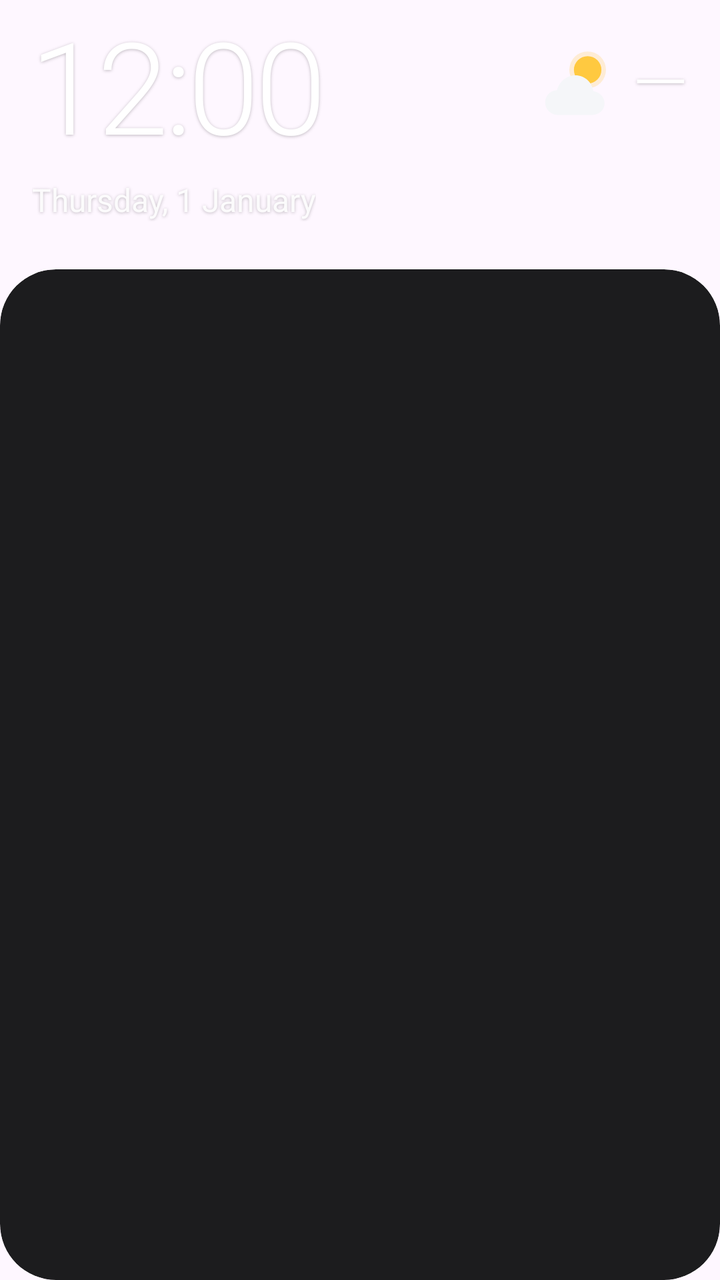
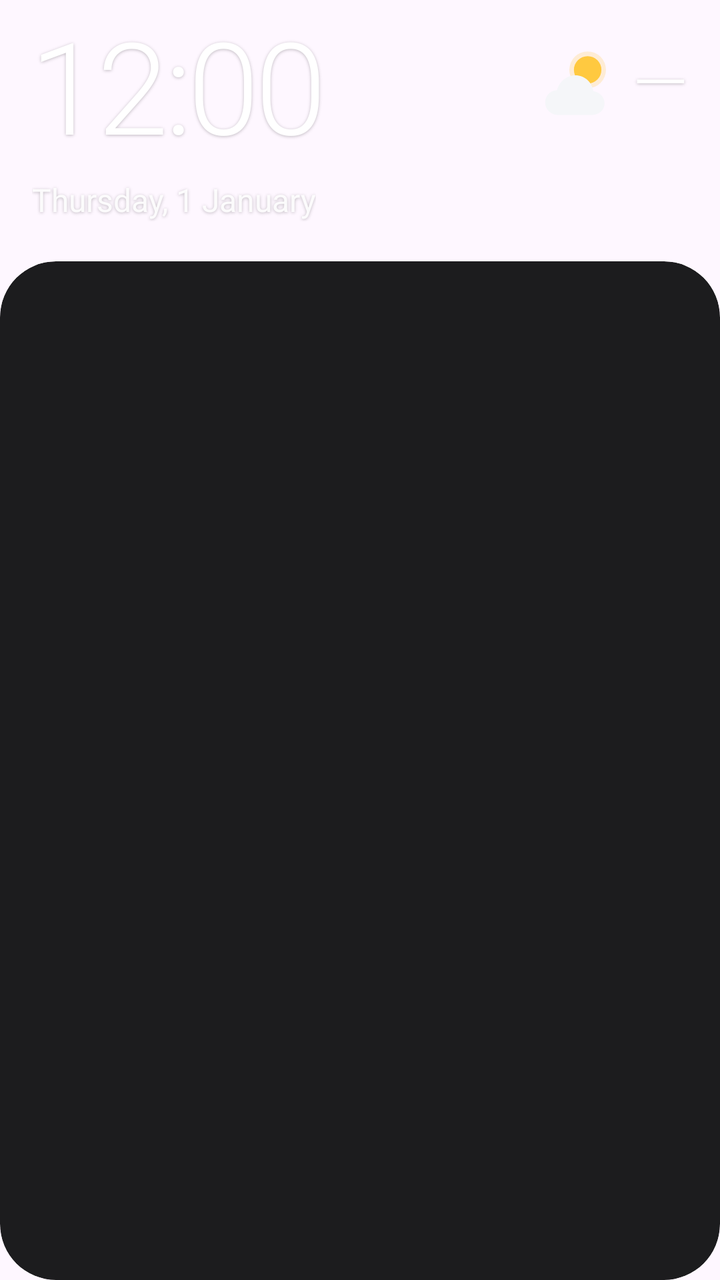

Screens rendered from an Android XML layout before and after an edit, with the pre-edit source and the edit as a unified diff.
<!-- AndroidManifest.xml: application theme Theme.Nagenda -->
<!-- res/layout/widget_clock.xml -->
<?xml version="1.0" encoding="utf-8"?>
<LinearLayout xmlns:android="http://schemas.android.com/apk/res/android"
    android:id="@android:id/background"
    android:layout_width="match_parent"
    android:layout_height="match_parent"
    android:orientation="vertical"
    android:paddingTop="8dp">

    <LinearLayout
        android:id="@+id/top"
        android:layout_width="match_parent"
        android:layout_height="wrap_content"
        android:gravity="bottom"
        android:orientation="horizontal"
        android:paddingStart="16dp"
        android:paddingEnd="16dp">

        
        <LinearLayout
            android:id="@+id/clock_block"
            android:layout_width="0dp"
            android:layout_height="wrap_content"
            android:layout_weight="1"
            android:orientation="vertical">

            <TextClock
                android:id="@+id/clock_time"
                android:layout_width="wrap_content"
                android:layout_height="wrap_content"
                android:fontFamily="sans-serif-light"
                android:format12Hour="h:mm"
                android:format24Hour="HH:mm"
                android:includeFontPadding="false"
                android:letterSpacing="-0.03"
                android:textColor="#FFFFFFFF"
                android:textSize="64dp"
                android:shadowColor="#40000000" android:shadowDy="1" android:shadowRadius="4" />

            <TextClock
                android:id="@+id/clock_date"
                android:layout_width="wrap_content"
                android:layout_height="wrap_content"
                android:layout_marginTop="6dp"
                android:ellipsize="end"
                android:format12Hour="EEEE, d MMMM"
                android:format24Hour="EEEE, d MMMM"
                android:maxLines="1"
                android:textColor="#E6FFFFFF"
                android:textSize="16dp"
                android:shadowColor="#40000000" android:shadowDy="1" android:shadowRadius="4" />
        </LinearLayout>

        
        <LinearLayout
            android:id="@+id/wx_block"
            android:layout_width="wrap_content"
            android:layout_height="wrap_content"
            android:layout_marginStart="12dp"
            android:gravity="end"
            android:orientation="vertical">

            <LinearLayout
                android:layout_width="wrap_content"
                android:layout_height="wrap_content"
                android:gravity="center_vertical"
                android:orientation="horizontal">

                <ImageView
                    android:id="@+id/wx_icon"
                    android:layout_width="44dp"
                    android:layout_height="44dp"
                    android:src="@drawable/wx_partly_day"
                    android:importantForAccessibility="no" />

                <TextView
                    android:id="@+id/wx_temp"
                    android:layout_width="wrap_content"
                    android:layout_height="wrap_content"
                    android:layout_marginStart="6dp"
                    android:fontFamily="sans-serif-light"
                    android:includeFontPadding="false"
                    android:text="—"
                    android:textColor="#FFFFFFFF"
                    android:textSize="36dp"
                    android:shadowColor="#40000000" android:shadowDy="1" android:shadowRadius="4" />
            </LinearLayout>

            <TextView
                android:id="@+id/wx_cond"
                android:layout_width="wrap_content"
                android:layout_height="wrap_content"
                android:layout_marginTop="6dp"
                android:ellipsize="end"
                android:maxLines="1"
                android:textColor="#FFFFFFFF"
                android:textSize="15dp"
                android:shadowColor="#40000000" android:shadowDy="1" android:shadowRadius="4" />

            <TextView
                android:id="@+id/wx_hilo"
                android:layout_width="wrap_content"
                android:layout_height="wrap_content"
                android:layout_marginTop="2dp"
                android:ellipsize="end"
                android:maxLines="1"
                android:textColor="#CCFFFFFF"
                android:textSize="14dp"
                android:shadowColor="#40000000" android:shadowDy="1" android:shadowRadius="4" />
        </LinearLayout>
    </LinearLayout>

    <FrameLayout android:id="@+id/panel"
        android:layout_width="match_parent"
        android:layout_height="0dp"
        android:layout_weight="1"
        android:layout_marginTop="24dp"
        android:background="@drawable/widget_mask"
        android:clipToOutline="true">

        <ImageView
            android:id="@+id/bg"
            android:layout_width="match_parent"
            android:layout_height="match_parent"
            android:scaleType="fitXY"
            android:src="@drawable/widget_bg"
            android:tint="#FF1C1C1E"
            android:importantForAccessibility="no" />

        <ListView
            android:id="@+id/list"
            android:layout_width="match_parent"
            android:layout_height="match_parent"
            android:clipToPadding="false"
            android:divider="@null"
            android:dividerHeight="0dp"
            android:paddingTop="6dp"
            android:paddingBottom="6dp"
            android:scrollbars="none" />

        <TextView
            android:id="@+id/empty"
            android:layout_width="match_parent"
            android:layout_height="match_parent"
            android:gravity="center"
            android:padding="16dp"
            android:textColor="#FF8E8E93"
            android:textSize="14dp" />
    </FrameLayout>
</LinearLayout>
<!-- resources referenced by this layout -->
<resources>
  <!-- drawable widget_bg (drawable) -->
  <?xml version="1.0" encoding="utf-8"?>
  <shape xmlns:android="http://schemas.android.com/apk/res/android" android:shape="rectangle">
      <solid android:color="#FFFFFFFF" />
      <corners android:radius="@dimen/widget_radius" />
  </shape>
  <!-- drawable widget_mask (drawable) -->
  <?xml version="1.0" encoding="utf-8"?>
  <shape xmlns:android="http://schemas.android.com/apk/res/android" android:shape="rectangle">
      <solid android:color="#01000000" />
      <corners android:radius="@dimen/widget_radius" />
  </shape>
  <!-- drawable wx_partly_day (drawable) -->
  <vector xmlns:android="http://schemas.android.com/apk/res/android"
      android:width="48dp" android:height="48dp" android:viewportWidth="48" android:viewportHeight="48">
      <path android:fillColor="#38FFC940" android:pathData="M20,17a10,10 0 1 0 20,0a10,10 0 1 0 -20,0z" />
      <path android:fillColor="#FFFFC940" android:pathData="M22.5,17a7.5,7.5 0 1 0 15.0,0a7.5,7.5 0 1 0 -15.0,0z" />
      <group android:translateX="1.3999999999999995" android:translateY="7.3999999999999995" android:scaleX="0.9" android:scaleY="0.9"><path android:fillColor="#FFF5F6F9" android:pathData="M13.5,38C9.4,38 6,34.6 6,30.5s3.2,-7.4 7.2,-7.5C14.6,17.8 19,14 24.3,14c5.6,0 10.2,4.2 10.9,9.6 3.8,0.4 6.8,3.6 6.8,7.4 0,4.1 -3.4,7 -7.5,7z" /></group>
  </vector>
  <style name="Theme.Nagenda" parent="Theme.Material3.DayNight.NoActionBar">
          <item name="colorPrimary">@color/brand</item>
          <item name="android:statusBarColor">@android:color/transparent</item>
          <item name="android:navigationBarColor">@android:color/transparent</item>
          <item name="android:windowLightStatusBar">true</item>
      </style>
  <dimen name="widget_radius">24dp</dimen>
  <color name="brand">#FF6C5CE7</color>
</resources>

<!-- the commit's change to res/layout/widget_clock.xml (unified diff, before → after) -->
@@ -109,11 +109,178 @@
         </LinearLayout>
     </LinearLayout>
 
+    <LinearLayout
+        android:id="@+id/hours"
+        android:layout_width="match_parent"
+        android:layout_height="wrap_content"
+        android:layout_marginTop="18dp"
+        android:orientation="horizontal"
+        android:paddingStart="8dp"
+        android:paddingEnd="8dp"
+        android:visibility="gone">
+
+            <LinearLayout
+                android:layout_width="0dp"
+                android:layout_height="wrap_content"
+                android:layout_weight="1"
+                android:gravity="center_horizontal"
+                android:orientation="vertical">
+
+                <TextView
+                    android:id="@+id/h0_t"
+                    android:layout_width="wrap_content"
+                    android:layout_height="wrap_content"
+                    android:textColor="#BFFFFFFF"
+                    android:textSize="12dp"
+                    android:shadowColor="#40000000" android:shadowDy="1" android:shadowRadius="4" />
+
+                <ImageView
+                    android:id="@+id/h0_i"
+                    android:layout_width="26dp"
+                    android:layout_height="26dp"
+                    android:layout_marginTop="3dp"
+                    android:importantForAccessibility="no" />
+
+                <TextView
+                    android:id="@+id/h0_v"
+                    android:layout_width="wrap_content"
+                    android:layout_height="wrap_content"
+                    android:layout_marginTop="2dp"
+                    android:textColor="#FFFFFFFF"
+                    android:textSize="14dp"
+                    android:shadowColor="#40000000" android:shadowDy="1" android:shadowRadius="4" />
+            </LinearLayout>
+            <LinearLayout
+                android:layout_width="0dp"
+                android:layout_height="wrap_content"
+                android:layout_weight="1"
+                android:gravity="center_horizontal"
+                android:orientation="vertical">
+
+                <TextView
+                    android:id="@+id/h1_t"
+                    android:layout_width="wrap_content"
+                    android:layout_height="wrap_content"
+                    android:textColor="#BFFFFFFF"
+                    android:textSize="12dp"
+                    android:shadowColor="#40000000" android:shadowDy="1" android:shadowRadius="4" />
+
+                <ImageView
+                    android:id="@+id/h1_i"
+                    android:layout_width="26dp"
+                    android:layout_height="26dp"
+                    android:layout_marginTop="3dp"
+                    android:importantForAccessibility="no" />
+
+                <TextView
+                    android:id="@+id/h1_v"
+                    android:layout_width="wrap_content"
+                    android:layout_height="wrap_content"
+                    android:layout_marginTop="2dp"
+                    android:textColor="#FFFFFFFF"
+                    android:textSize="14dp"
+                    android:shadowColor="#40000000" android:shadowDy="1" android:shadowRadius="4" />
+            </LinearLayout>
+            <LinearLayout
+                android:layout_width="0dp"
+                android:layout_height="wrap_content"
+                android:layout_weight="1"
+                android:gravity="center_horizontal"
+                android:orientation="vertical">
+
+                <TextView
+                    android:id="@+id/h2_t"
+                    android:layout_width="wrap_content"
+                    android:layout_height="wrap_content"
+                    android:textColor="#BFFFFFFF"
+                    android:textSize="12dp"
+                    android:shadowColor="#40000000" android:shadowDy="1" android:shadowRadius="4" />
+
+                <ImageView
+                    android:id="@+id/h2_i"
+                    android:layout_width="26dp"
+                    android:layout_height="26dp"
+                    android:layout_marginTop="3dp"
+                    android:importantForAccessibility="no" />
+
+                <TextView
+                    android:id="@+id/h2_v"
+                    android:layout_width="wrap_content"
+                    android:layout_height="wrap_content"
+                    android:layout_marginTop="2dp"
+                    android:textColor="#FFFFFFFF"
+                    android:textSize="14dp"
+                    android:shadowColor="#40000000" android:shadowDy="1" android:shadowRadius="4" />
+            </LinearLayout>
+            <LinearLayout
+                android:layout_width="0dp"
+                android:layout_height="wrap_content"
+                android:layout_weight="1"
+                android:gravity="center_horizontal"
+                android:orientation="vertical">
+
+                <TextView
+                    android:id="@+id/h3_t"
+                    android:layout_width="wrap_content"
+                    android:layout_height="wrap_content"
+                    android:textColor="#BFFFFFFF"
+                    android:textSize="12dp"
+                    android:shadowColor="#40000000" android:shadowDy="1" android:shadowRadius="4" />
+
+                <ImageView
+                    android:id="@+id/h3_i"
+                    android:layout_width="26dp"
+                    android:layout_height="26dp"
+                    android:layout_marginTop="3dp"
+                    android:importantForAccessibility="no" />
+
+                <TextView
+                    android:id="@+id/h3_v"
+                    android:layout_width="wrap_content"
+                    android:layout_height="wrap_content"
+                    android:layout_marginTop="2dp"
+                    android:textColor="#FFFFFFFF"
+                    android:textSize="14dp"
+                    android:shadowColor="#40000000" android:shadowDy="1" android:shadowRadius="4" />
+            </LinearLayout>
+            <LinearLayout
+                android:layout_width="0dp"
+                android:layout_height="wrap_content"
+                android:layout_weight="1"
+                android:gravity="center_horizontal"
+                android:orientation="vertical">
+
+                <TextView
+                    android:id="@+id/h4_t"
+                    android:layout_width="wrap_content"
+                    android:layout_height="wrap_content"
+                    android:textColor="#BFFFFFFF"
+                    android:textSize="12dp"
+                    android:shadowColor="#40000000" android:shadowDy="1" android:shadowRadius="4" />
+
+                <ImageView
+                    android:id="@+id/h4_i"
+                    android:layout_width="26dp"
+                    android:layout_height="26dp"
+                    android:layout_marginTop="3dp"
+                    android:importantForAccessibility="no" />
+
+                <TextView
+                    android:id="@+id/h4_v"
+                    android:layout_width="wrap_content"
+                    android:layout_height="wrap_content"
+                    android:layout_marginTop="2dp"
+                    android:textColor="#FFFFFFFF"
+                    android:textSize="14dp"
+                    android:shadowColor="#40000000" android:shadowDy="1" android:shadowRadius="4" />
+            </LinearLayout>
+    </LinearLayout>
+
     <FrameLayout android:id="@+id/panel"
         android:layout_width="match_parent"
         android:layout_height="0dp"
         android:layout_weight="1"
-        android:layout_marginTop="24dp"
+        android:layout_marginTop="20dp"
         android:background="@drawable/widget_mask"
         android:clipToOutline="true">
 
